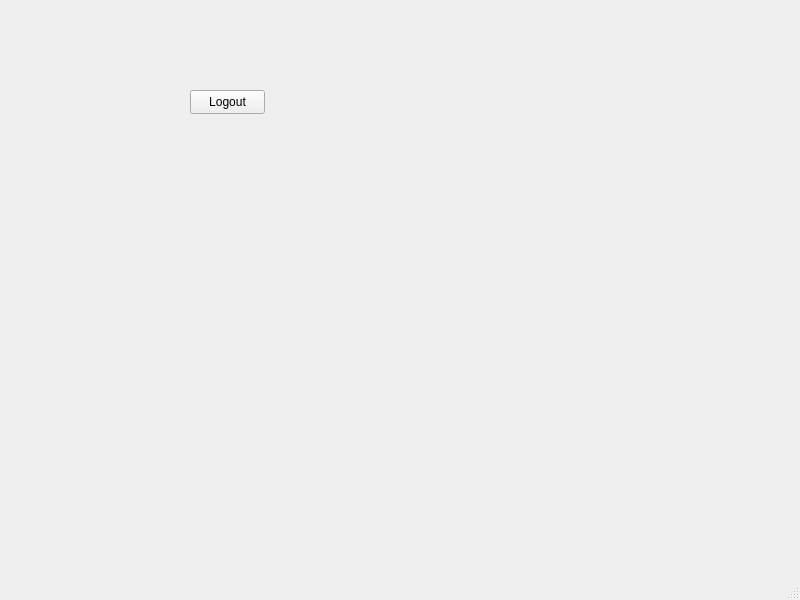
Qt form src/windows/mainwindow.ui (vaahe/shooter-s) before a commit.
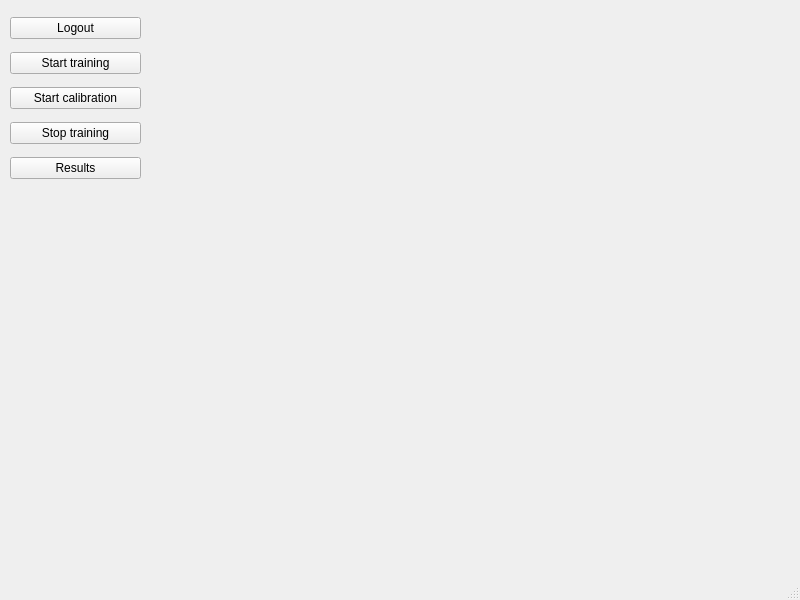
The same form after that commit.

Diff of the .ui file:
```diff
--- a/src/windows/mainwindow.ui
+++ b/src/windows/mainwindow.ui
@@ -14,18 +14,52 @@
    <string>MainWindow</string>
   </property>
   <widget class="QWidget" name="centralwidget">
-   <widget class="QPushButton" name="logoutBtn">
+   <widget class="QWidget" name="verticalLayoutWidget">
     <property name="geometry">
      <rect>
-      <x>190</x>
-      <y>90</y>
-      <width>75</width>
-      <height>24</height>
+      <x>10</x>
+      <y>10</y>
+      <width>131</width>
+      <height>181</height>
      </rect>
     </property>
-    <property name="text">
-     <string>Logout</string>
-    </property>
+    <layout class="QVBoxLayout" name="buttonsLayout">
+     <item>
+      <widget class="QPushButton" name="logoutBtn">
+       <property name="text">
+        <string>Logout</string>
+       </property>
+      </widget>
+     </item>
+     <item>
+      <widget class="QPushButton" name="startTrainingBtn">
+       <property name="text">
+        <string>Start training</string>
+       </property>
+      </widget>
+     </item>
+     <item>
+      <widget class="QPushButton" name="startCalibrationBtn">
+       <property name="text">
+        <string>Start calibration</string>
+       </property>
+      </widget>
+     </item>
+     <item>
+      <widget class="QPushButton" name="stopTrainingBtn">
+       <property name="text">
+        <string>Stop training</string>
+       </property>
+      </widget>
+     </item>
+     <item>
+      <widget class="QPushButton" name="resultsBtn">
+       <property name="text">
+        <string>Results</string>
+       </property>
+      </widget>
+     </item>
+    </layout>
    </widget>
   </widget>
   <widget class="QMenuBar" name="menubar">
```
